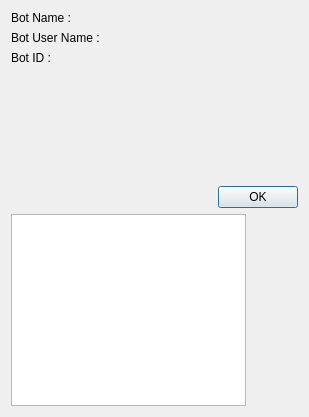
The window that Source/getme.ui (ARASHz4/TelegramBot) describes before a commit, drawn with Qt 5.
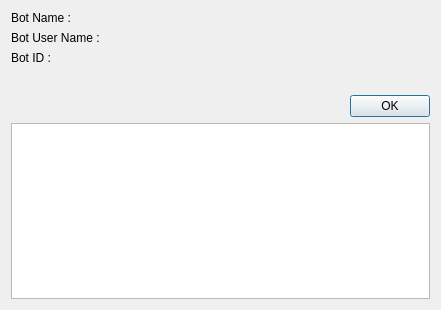
The same window after the commit.

```diff
--- a/Source/getme.ui
+++ b/Source/getme.ui
@@ -6,8 +6,8 @@
    <rect>
     <x>0</x>
     <y>0</y>
-    <width>309</width>
-    <height>417</height>
+    <width>441</width>
+    <height>310</height>
    </rect>
   </property>
   <property name="windowTitle">
@@ -136,7 +136,7 @@
      </property>
     </spacer>
    </item>
-   <item row="2" column="0">
+   <item row="2" column="0" colspan="3">
     <widget class="QPlainTextEdit" name="plainTextEdit"/>
    </item>
   </layout>
```
